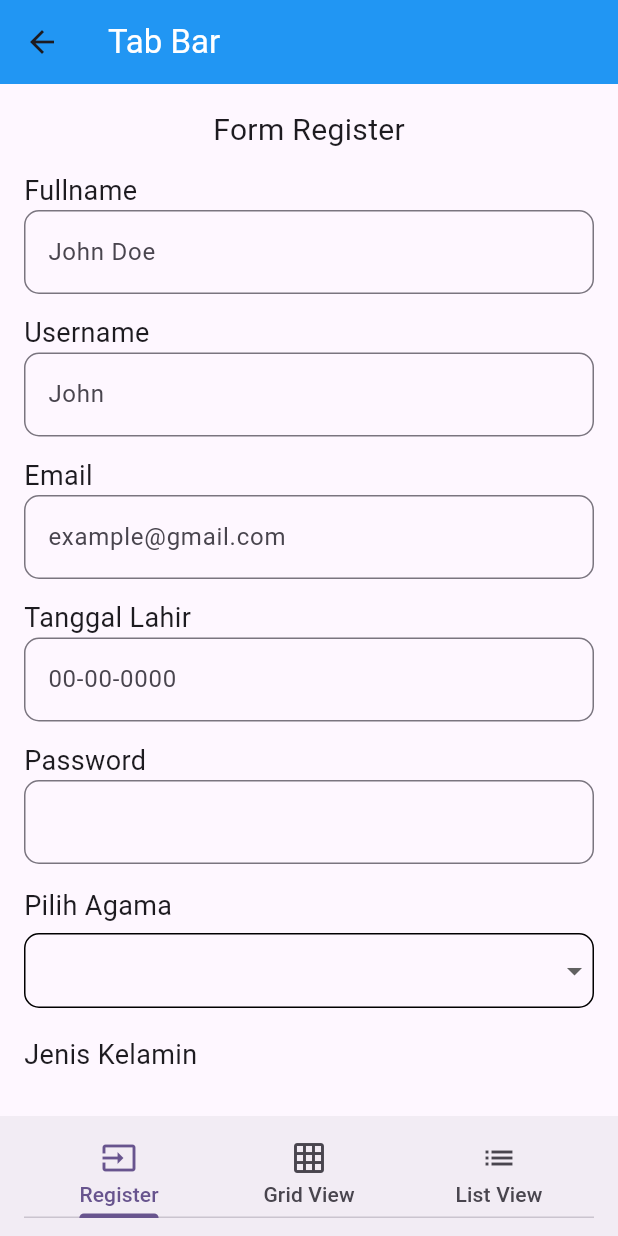
After one commit to ahmadHaikal0010/flutter_mi2a, a Flutter app: the screen it shows after launch, after a tap on "Page Tab Bar", on a phone screen of 412 x 824 dp. The commit adds this screen. Run offline on Flutter 3.47's test engine with Material 3 defaults, Android fonts, the phone set to English and light mode, and no system bars; key blocks and very long unbroken strings in the code were emptied for the run.

Commit message:
create form

```diff
--- a/lib/main.dart
+++ b/lib/main.dart
@@ -1,4 +1,5 @@
 import 'package:flutter/material.dart';
+import 'package:flutter_mi2a/screen/nav_bar/page_tab_bar.dart';
 import 'package:flutter_mi2a/screen/page_column.dart';
 import 'package:flutter_mi2a/screen/page_dua.dart';
 import 'package:flutter_mi2a/screen/page_gambar.dart';
@@ -188,6 +189,19 @@
                 style: TextStyle(fontSize: 14, color: Colors.white),
               ),
             ),
+            MaterialButton(
+              onPressed: () {
+                Navigator.push(
+                  context,
+                  MaterialPageRoute(builder: (context) => PageTabBar()),
+                ); // berfungsi untuk pindah page
+              },
+              color: Colors.orange,
+              child: Text(
+                "Page Tab Bar",
+                style: TextStyle(fontSize: 14, color: Colors.white),
+              ),
+            ),
           ],
         ),
       ),
--- /dev/null
+++ b/lib/screen/nav_bar/page_register.dart
@@ -0,0 +1,299 @@
+import 'package:flutter/material.dart';
+import 'package:intl/intl.dart';
+
+class PageRegister extends StatefulWidget {
+  const PageRegister({super.key});
+
+  @override
+  State<PageRegister> createState() => _MyWidgetState();
+}
+
+class _MyWidgetState extends State<PageRegister> {
+  TextEditingController fullname = TextEditingController();
+  TextEditingController username = TextEditingController();
+  TextEditingController email = TextEditingController();
+  TextEditingController tglLahir = TextEditingController();
+  TextEditingController password = TextEditingController();
+  String? valAgama, valJk, inputForm;
+  final _formKey = GlobalKey<FormState>();
+
+  Future selectData() async {
+    DateTime? picDate = await showDatePicker(
+      initialDate: DateTime.now(),
+      context: context,
+      firstDate: DateTime(1950),
+      lastDate: DateTime(2100),
+    );
+    if (picDate != null) {
+      tglLahir.text = DateFormat("dd-MM-yyyy").format(picDate);
+    }
+  }
+
+  @override
+  Widget build(BuildContext context) {
+    return Scaffold(
+      body: Form(
+        key: _formKey,
+        child: Padding(
+          padding: EdgeInsets.all(16),
+          child: SingleChildScrollView(
+            child: Column(
+              crossAxisAlignment: CrossAxisAlignment.start,
+              children: [
+                Center(
+                  child: Text('Form Register', style: TextStyle(fontSize: 20)),
+                ),
+                SizedBox(height: 13),
+                CostumeInput(
+                  labelInput: 'Fullname',
+                  controller: fullname,
+                  hintText: 'John Doe',
+                  textInputType: TextInputType.text,
+                ),
+                SizedBox(height: 13),
+                CostumeInput(
+                  labelInput: 'Username',
+                  controller: username,
+                  hintText: 'John',
+                  textInputType: TextInputType.text,
+                ),
+                SizedBox(height: 13),
+                CostumeInput(
+                  labelInput: 'Email',
+                  controller: email,
+                  hintText: 'example@gmail.com',
+                  textInputType: TextInputType.text,
+                ),
+                SizedBox(height: 13),
+                CostumeInput(
+                  labelInput: 'Tanggal Lahir',
+                  controller: tglLahir,
+                  hintText: '00-00-0000',
+                  textInputType: TextInputType.text,
+                  onTap: () {
+                    selectData();
+                  },
+                ),
+                SizedBox(height: 13),
+                CostumeInput(
+                  labelInput: 'Password',
+                  controller: password,
+                  hintText: '',
+                  textInputType: TextInputType.text,
+                  obscureText: true,
+                ),
+                SizedBox(height: 15),
+                Text("Pilih Agama", style: TextStyle(fontSize: 18)),
+                SizedBox(height: 5),
+                Container(
+                  decoration: BoxDecoration(
+                    border: Border.all(width: 1, color: Colors.black),
+                    borderRadius: BorderRadius.circular(10),
+                  ),
+                  child: DropdownButton(
+                    value: valAgama,
+                    underline: Container(),
+                    isExpanded: true,
+                    items:
+                        [
+                          'Islam',
+                          "Kristen Protestan",
+                          "Budha",
+                          "Konghucu",
+                          "Kristen katolik",
+                          "Hindu",
+                        ].map((e) {
+                          return DropdownMenuItem(
+                            value: e,
+                            child: Padding(
+                              padding: EdgeInsets.all(8),
+                              child: Text(e),
+                            ),
+                          );
+                        }).toList(),
+                    onChanged: (val) {
+                      setState(() {
+                        valAgama = val;
+                      });
+                    },
+                  ),
+                ),
+                SizedBox(height: 18),
+                Text('Jenis Kelamin', style: TextStyle(fontSize: 18)),
+                SizedBox(height: 15),
+                Row(
+                  children: [
+                    Flexible(
+                      child: CostumeRadio(
+                        groupValue: valJk.toString(),
+                        value: 'pria',
+                        onChanged: (val) {
+                          setState(() {
+                            valJk = val;
+                          });
+                        },
+                      ),
+                    ),
+                    Flexible(
+                      child: CostumeRadio(
+                        groupValue: valJk.toString(),
+                        value: 'Perempuan',
+                        onChanged: (val) {
+                          setState(() {
+                            valJk = val;
+                          });
+                        },
+                      ),
+                    ),
+                  ],
+                ),
+                SizedBox(height: 18),
+                CostumButton(
+                  bgColor: Colors.blue,
+                  labelColor: Colors.white,
+                  labelButton: "Save",
+                  onPressed: () {
+                    setState(() {
+                      // cek validasi input
+                      if (_formKey.currentState!.validate()) {
+                        // cek input agama dan jenis kelamin
+                        if (valJk != null && valAgama != null) {
+                          inputForm =
+                              'Fullname: ${fullname.text}\n'
+                              'Username: ${username.text}\n'
+                              'Email: ${email.text}\n'
+                              'Tanggal Lahir: ${tglLahir.text}\n'
+                              'Agama: ${valAgama.toString()}\n'
+                              'Jenis Kelamin: ${valJk.toString()}';
+                          ScaffoldMessenger.of(context).showSnackBar(
+                            SnackBar(
+                              content: Text(
+                                inputForm.toString(),
+                              ),
+                            ),
+                          );
+                        } else {
+                          ScaffoldMessenger.of(context).showSnackBar(
+                            SnackBar(
+                              content: Text(
+                                'Silahkan Pilih Agama dan Jenis Kelamin',
+                              ),
+                            ),
+                          );
+                        }
+                      }
+                    });
+                  },
+                ),
+              ],
+            ),
+          ),
+        ),
+      ),
+    );
+  }
+}
+
+class CostumeInput extends StatelessWidget {
+  final String labelInput;
+  final TextEditingController controller;
+  final String hintText;
+  final TextInputType textInputType;
+  final bool obscureText;
+  final VoidCallback? onTap;
+
+  const CostumeInput({
+    super.key,
+    required this.labelInput,
+    required this.controller,
+    required this.hintText,
+    required this.textInputType,
+    this.obscureText = false,
+    this.onTap,
+  });
+
+  @override
+  Widget build(BuildContext context) {
+    return Column(
+      crossAxisAlignment: CrossAxisAlignment.start,
+      children: [
+        Text(labelInput, style: TextStyle(fontSize: 18)),
+        TextFormField(
+          controller: controller,
+          validator: (val) {
+            return val!.isEmpty ? 'Input tidak boleh kosong' : null;
+          }, // berfungsi untuk memproses input -> mengambil data dari input
+          decoration: InputDecoration(
+            hintText: hintText,
+            border: OutlineInputBorder(borderRadius: BorderRadius.circular(10)),
+          ),
+          keyboardType: textInputType,
+          obscureText: obscureText,
+          onTap: () {
+            onTap?.call();
+          },
+        ),
+      ],
+    );
+  }
+}
+
+class CostumeRadio extends StatelessWidget {
+  final String value;
+  final String groupValue;
+  final ValueChanged<String> onChanged;
+
+  const CostumeRadio({
+    super.key,
+    required this.groupValue,
+    required this.value,
+    required this.onChanged,
+  });
+
+  @override
+  Widget build(BuildContext context) {
+    return Flexible(
+      child: RadioListTile(
+        value: value,
+        groupValue: groupValue,
+        onChanged: (val) {
+          if (val != null) {
+            onChanged(val);
+          }
+        },
+        title: Text(value),
+      ),
+    );
+  }
+}
+
+class CostumButton extends StatelessWidget {
+  final Color bgColor;
+  final String labelButton;
+  final VoidCallback onPressed;
+  final Color labelColor;
+
+  const CostumButton({
+    super.key,
+    required this.bgColor,
+    required this.labelColor,
+    required this.labelButton,
+    required this.onPressed,
+  });
+
+  @override
+  Widget build(BuildContext context) {
+    return Center(
+      child: ElevatedButton(
+        style: ElevatedButton.styleFrom(
+          minimumSize: Size(double.infinity, 50),
+          backgroundColor: bgColor,
+        ),
+        onPressed: () {
+          onPressed.call();
+        },
+        child: Text(labelButton, style: TextStyle(color: labelColor)),
+      ),
+    );
+  }
+}
--- /dev/null
+++ b/lib/screen/nav_bar/page_tab_bar.dart
@@ -0,0 +1,48 @@
+import 'package:flutter/material.dart';
+import 'package:flutter_mi2a/screen/nav_bar/page_grid_view.dart';
+import 'package:flutter_mi2a/screen/nav_bar/page_list_view.dart';
+import 'package:flutter_mi2a/screen/nav_bar/page_register.dart';
+
+class PageTabBar extends StatefulWidget {
+  const PageTabBar({super.key});
+
+  @override
+  State<PageTabBar> createState() => _PageTabBarState();
+}
+
+class _PageTabBarState extends State<PageTabBar>
+    with SingleTickerProviderStateMixin {
+  // inisialisasi object tab
+  late TabController tabController;
+
+  @override
+  void initState() {
+    // TODO: implement initState
+    super.initState();
+    tabController = TabController(length: 3, vsync: this);
+  }
+
+  @override
+  Widget build(BuildContext context) {
+    return Scaffold(
+      appBar: AppBar(
+        title: Text('Tab Bar', style: TextStyle(color: Colors.white)),
+        backgroundColor: Colors.blue,
+      ),
+      body: TabBarView(
+        controller: tabController,
+        children: [PageRegister(), PageGridView(), PageListView()],
+      ),
+      bottomNavigationBar: BottomAppBar(
+        child: TabBar(
+          controller: tabController, // tambahkan controller
+          tabs: [
+            Tab(text: 'Register', icon: Icon(Icons.input)),
+            Tab(text: 'Grid View', icon: Icon(Icons.grid_on)),
+            Tab(text: 'List View', icon: Icon(Icons.list)),
+          ],
+        ),
+      ),
+    );
+  }
+}
--- a/lib/screen/page_column.dart
+++ b/lib/screen/page_column.dart
@@ -1,4 +1,3 @@
-import 'package:flutter/cupertino.dart';
 import 'package:flutter/material.dart';
 
 class PageColumn extends StatelessWidget {
--- a/lib/screen/page_dua.dart
+++ b/lib/screen/page_dua.dart
@@ -1,5 +1,4 @@
 import 'package:flutter/material.dart';
-import 'package:flutter/cupertino.dart';
 
 class PageDua extends StatelessWidget {
   const PageDua({super.key});
--- a/lib/screen/page_list_horizontal.dart
+++ b/lib/screen/page_list_horizontal.dart
@@ -1,4 +1,3 @@
-import 'package:flutter/cupertino.dart';
 import 'package:flutter/material.dart';
 
 class PageListHorizontal extends StatelessWidget {
--- a/lib/screen/page_row.dart
+++ b/lib/screen/page_row.dart
@@ -1,4 +1,3 @@
-import 'package:flutter/cupertino.dart';
 import 'package:flutter/material.dart';
 
 class PageRow extends StatelessWidget {
--- a/lib/screen/page_row_column.dart
+++ b/lib/screen/page_row_column.dart
@@ -1,4 +1,3 @@
-import 'package:flutter/cupertino.dart';
 import 'package:flutter/material.dart';
 
 class PageRowColumn extends StatelessWidget {
--- a/lib/screen/page_satu.dart
+++ b/lib/screen/page_satu.dart
@@ -1,5 +1,4 @@
 import 'package:flutter/material.dart';
-import 'package:flutter/cupertino.dart';
 
 class PageSatu extends StatelessWidget {
   const PageSatu({super.key});
--- a/lib/screen/page_tiga.dart
+++ b/lib/screen/page_tiga.dart
@@ -1,4 +1,3 @@
-import 'package:flutter/cupertino.dart';
 import 'package:flutter/material.dart';
 
 class PageTiga extends StatelessWidget {
--- a/lib/screen/page_url_image.dart
+++ b/lib/screen/page_url_image.dart
@@ -1,4 +1,3 @@
-import 'package:flutter/cupertino.dart';
 import 'package:flutter/material.dart';
 
 class PageUrlImage extends StatelessWidget {
--- a/pubspec.yaml
+++ b/pubspec.yaml
@@ -34,6 +34,7 @@
   # The following adds the Cupertino Icons font to your application.
   # Use with the CupertinoIcons class for iOS style icons.
   cupertino_icons: ^1.0.8
+  intl: ^0.20.2
 
 dev_dependencies:
   flutter_test:
```
Also changed, not shown: lib/screen/nav_bar/page_grid_view.dart (added, +15 -0 lines), lib/screen/nav_bar/page_list_view.dart (added, +15 -0 lines), lib/screen/latihan_form/page_mahasiswa.dart (added), pubspec.lock.
